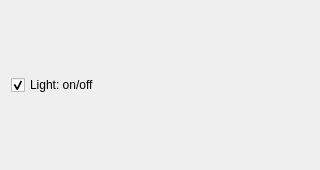
Above: src/Interface/Modules/Render/LightControls.ui from SCIInstitute/SCIRun before the change. Below: the same form after it.
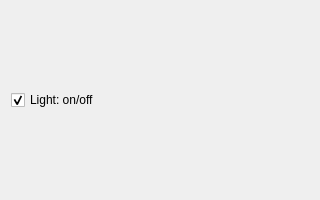
That is the form after the change.

```diff
--- a/src/Interface/Modules/Render/LightControls.ui
+++ b/src/Interface/Modules/Render/LightControls.ui
@@ -7,13 +7,13 @@
     <x>0</x>
     <y>0</y>
     <width>320</width>
-    <height>170</height>
+    <height>200</height>
    </rect>
   </property>
   <property name="minimumSize">
    <size>
     <width>320</width>
-    <height>170</height>
+    <height>200</height>
    </size>
   </property>
   <property name="windowTitle">
```
